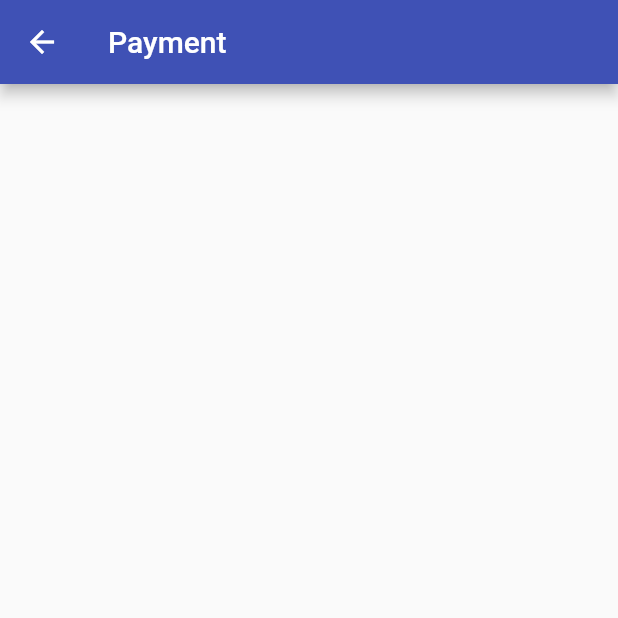
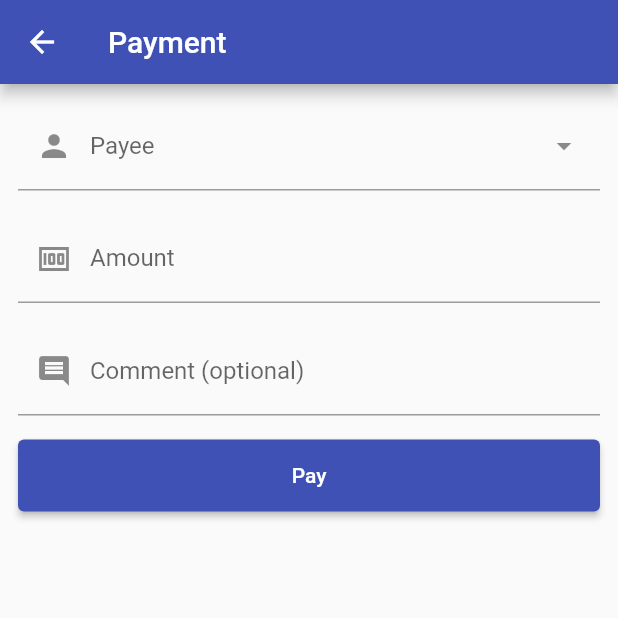
Before and after one commit to fdl-mc/fdl-mobile, a Flutter app: the PaymentFormPage screen opened by its route, on a phone screen of 412 x 824 dp, the top half of it. Run offline on Flutter 3.47's test engine with Material 2 defaults, Android fonts, the phone set to English and light mode, and no system bars; drawn by our look-alikes of dropdown_search; our stand-ins replace adaptive_theme, firebase_auth, firebase_core, flutter_riverpod, routemaster; missing offline and left inert: fdl_api; accounts and stored records are empty; network calls fail.

Commit message:
feat: Payment system

```diff
--- /dev/null
+++ b/lib/features/payment/controllers/payment_page_controller.dart
@@ -0,0 +1,38 @@
+import 'package:fdl_api/fdl_api.dart';
+import 'package:fdl_app/features/auth/misc/providers.dart';
+import 'package:fdl_app/features/fdl_api/providers.dart';
+import 'package:flutter/material.dart';
+import 'package:flutter_riverpod/flutter_riverpod.dart';
+
+final paymentPageControllerProvider = ChangeNotifierProvider(
+  (ref) => PaymentPageController(ref),
+);
+
+class PaymentPageController extends ChangeNotifier {
+  final ProviderReference _ref;
+  PaymentPageController(this._ref);
+
+  bool _isLoading = false;
+  set isLoading(v) {
+    _isLoading = v;
+    notifyListeners();
+  }
+
+  bool get isLoading => _isLoading;
+
+  User? user;
+  int? amount;
+
+  Future<List<User>> findUsers(String? query) async {
+    if (query == null) return [];
+    final res = await _ref.read(fdlApiProvider).findUsers(nickname: query);
+    return res.toList();
+  }
+
+  Future<void> pay() async {
+    await _ref.read(fdlApiProvider).pay(
+          await _ref.read(currentUserProvider)!.getIdToken(),
+          TransactionBuilder(amount: amount!, payee: user!.id),
+        );
+  }
+}
--- a/lib/features/payment/pages/payment_form_page.dart
+++ b/lib/features/payment/pages/payment_form_page.dart
@@ -1,14 +1,149 @@
+import 'package:dropdown_search/dropdown_search.dart';
+import 'package:fdl_api/fdl_api.dart';
+import 'package:fdl_app/features/payment/controllers/payment_page_controller.dart';
+import 'package:fdl_app/shared/widgets/spacer.dart';
 import 'package:flutter/material.dart';
+import 'package:flutter/services.dart';
+import 'package:flutter_riverpod/flutter_riverpod.dart';
 
-class PaymentFormPage extends StatelessWidget {
-  const PaymentFormPage({Key? key}) : super(key: key);
+class PaymentFormPage extends ConsumerWidget {
+  PaymentFormPage({Key? key}) : super(key: key);
+  final _formKey = GlobalKey<FormState>();
 
   @override
-  Widget build(BuildContext context) {
+  Widget build(BuildContext context, watch) {
+    final controller = watch(paymentPageControllerProvider);
+
     return Scaffold(
       appBar: AppBar(
         title: const Text('Payment'),
       ),
+      body: SafeArea(
+        child: Padding(
+          padding: const EdgeInsets.all(12.0),
+          child: Form(
+            key: _formKey,
+            child: Column(
+              children: [
+                DropdownSearch<User>(
+                  isFilteredOnline: true,
+                  mode: Mode.BOTTOM_SHEET,
+                  showSearchBox: true,
+                  onFind: controller.findUsers,
+                  showAsSuffixIcons: true,
+                  itemAsString: (user) => user!.nickname,
+                  onChanged: (user) => controller.user = user,
+                  validator: (value) {
+                    if (value == null) {
+                      return 'This field is required';
+                    }
+                  },
+                  dropdownSearchDecoration: const InputDecoration(
+                    prefixIcon: Icon(Icons.person),
+                    label: Text('Payee'),
+                  ).applyDefaults(Theme.of(context).inputDecorationTheme),
+                  popupItemBuilder: (context, user, _) {
+                    return ListTile(
+                      leading: ClipRRect(
+                        borderRadius: BorderRadius.circular(6.0),
+                        child: Image.network(
+                          'https://minotar.net/helm/${user.nickname}.png',
+                          fit: BoxFit.cover,
+                          width: 36,
+                          height: 36,
+                        ),
+                      ),
+                      title: Text(user.nickname),
+                    );
+                  },
+                ),
+                const BSpacer(16),
+                TextFormField(
+                  keyboardType: TextInputType.number,
+                  decoration: const InputDecoration(
+                    prefixIcon: Icon(Icons.money),
+                    label: Text('Amount'),
+                  ),
+                  validator: (value) {
+                    if (value == null || value.isEmpty) {
+                      return 'This field is required';
+                    }
+                  },
+                  inputFormatters: [FilteringTextInputFormatter.digitsOnly],
+                  onChanged: (value) => controller.amount = int.tryParse(value),
+                ),
+                const BSpacer(16),
+                TextFormField(
+                  keyboardType: TextInputType.multiline,
+                  minLines: 1,
+                  maxLines: 5,
+                  decoration: const InputDecoration(
+                    prefixIcon: Icon(Icons.comment),
+                    label: Text('Comment (optional)'),
+                  ),
+                ),
+                const BSpacer(16),
+                SizedBox(
+                  width: double.infinity,
+                  child: ElevatedButton(
+                    onPressed: controller.isLoading
+                        ? null
+                        : () {
+                            if (_formKey.currentState!.validate()) {
+                              controller.isLoading = true;
+                              controller.pay().then((_) {
+                                ScaffoldMessenger.of(context).showSnackBar(
+                                  const SnackBar(content: Text('pog')),
+                                );
+                                _formKey.currentState!.reset();
+                              }).catchError((error, _) {
+                                if (error is InsuffuicientFundsError) {
+                                  ScaffoldMessenger.of(context).showSnackBar(
+                                    const SnackBar(
+                                        content: Text('Insuffuicient funds.')),
+                                  );
+                                }
+                                if (error is UserNotFoundError) {
+                                  ScaffoldMessenger.of(context).showSnackBar(
+                                    const SnackBar(
+                                      content:
+                                          Text('User not found. (how lol)'),
+                                    ),
+                                  );
+                                }
+                                if (error is CannotPayToYourselfError) {
+                                  ScaffoldMessenger.of(context).showSnackBar(
+                                    const SnackBar(
+                                      content: Text('Cannot pay to yourself.'),
+                                    ),
+                                  );
+                                }
+                              }).whenComplete(
+                                () => controller.isLoading = false,
+                              );
+                            }
+                          },
+                    child: Padding(
+                      padding: const EdgeInsets.all(16.0),
+                      child: controller.isLoading
+                          ? const Center(
+                              child: SizedBox(
+                                width: 16,
+                                height: 16,
+                                child: CircularProgressIndicator(
+                                  color: Colors.white,
+                                ),
+                              ),
+                            )
+                          : const Text('Pay'),
+                    ),
+                  ),
+                ),
+              ],
+            ),
+          ),
+        ),
+      ),
     );
   }
 }
--- a/lib/features/routing/misc/route_maps.dart
+++ b/lib/features/routing/misc/route_maps.dart
@@ -27,9 +27,9 @@ final loggedInMap = RouteMap(
           child: HomePage(),
           key: ValueKey('home'),
         ),
-    '/pay': (_) => const MaterialPage(
+    '/pay': (_) => MaterialPage(
           child: PaymentFormPage(),
-          key: ValueKey('payment'),
+          key: const ValueKey('payment'),
         ),
     '/profile/:id': (_) => MaterialPage(
           child: ProfilePage(_.pathParameters['id']!),
--- a/pubspec.yaml
+++ b/pubspec.yaml
@@ -21,6 +21,7 @@ dependencies:
     fdl_api:
         git:
             url: git://github.com/fdl-mc/fdl-api-dart.git
+    dropdown_search: ^2.0.0
 
 dev_dependencies:
     flutter_test:
```
Also changed, not shown: pubspec.lock.
